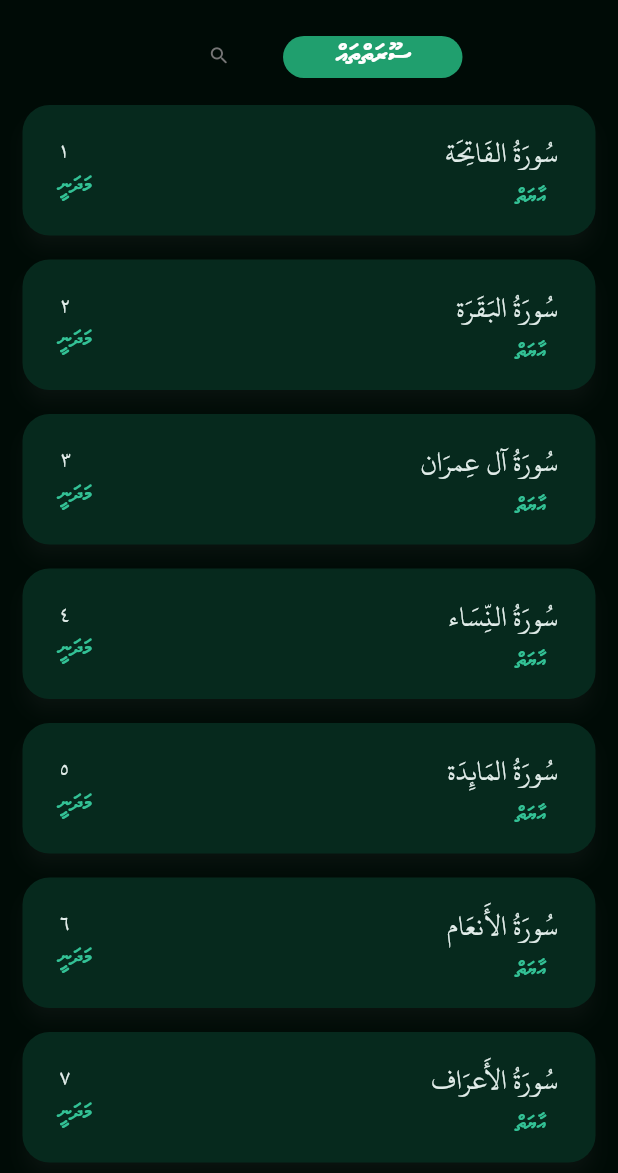
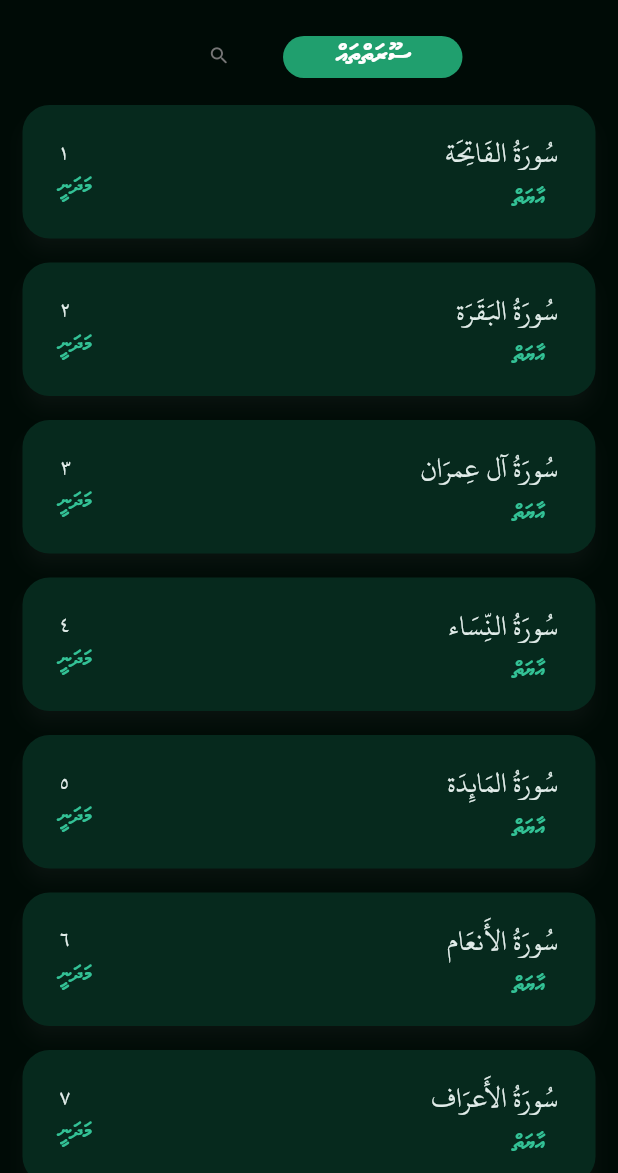
Before and after one commit to ahsam-hs/bakurubey_tharujama, a Flutter app: the screen it shows after launch, on a phone screen of 412 x 824 dp, the part 63-1236 px from its top. Run offline on Flutter 3.47's test engine with Material 2 defaults, Android fonts, the phone set to English and light mode, and no system bars; our stand-ins replace expandable; missing offline and left inert: arabic_numbers, quran, splash_screen_view; Roboto replaces fonts that are missing (times).

Commit message:
final changes to the variable font sizes in landscape and portrait modes

```diff
--- a/lib/home.dart
+++ b/lib/home.dart
@@ -21,6 +21,7 @@ class _MyHomePageState extends State<MyHomePage> {
   final arabicNumbers = ArabicNumbers();
   @override
   Widget build(BuildContext context) {
+    final deviceOrientation = MediaQuery.of(context).orientation;
     return Directionality(
       textDirection: TextDirection.rtl,
       child: DefaultTabController(
@@ -28,13 +29,22 @@ class _MyHomePageState extends State<MyHomePage> {
         child: Scaffold(
           backgroundColor: bgColor,
           appBar: AppBar(
+            titleTextStyle: TextStyle(
+              color: primeColor,
+              fontFamily: 'Midhili',
+              fontSize:
+                  MediaQuery.of(context).orientation == Orientation.portrait
+                      ? 20
+                      : 29,
+            ),
             actions: [
               Padding(
                 padding: const EdgeInsets.only(left: 30.0),
                 child: IconButton(
-                  icon: const Icon(
+                  icon: Icon(
                     Icons.info,
-                    size: 15.0,
+                    size:
+                        deviceOrientation == Orientation.portrait ? 15.0 : 30.0,
                   ),
                   onPressed: () {
                     showDialog(
@@ -63,7 +73,11 @@ class _MyHomePageState extends State<MyHomePage> {
                                   ),
                                   Text(
                                     tributeText,
-                                    style: translationTextStyle,
+                                    style: deviceOrientation ==
+                                            Orientation.portrait
+                                        ? translationTextStyle
+                                        : translationTextStyle.copyWith(
+                                            fontSize: 24.0),
                                   ),
                                   Row(
                                     mainAxisAlignment:
@@ -105,12 +119,26 @@ class _MyHomePageState extends State<MyHomePage> {
               color: lightCardColor,
               size: 20.0,
             ),
-            bottom: const TabBar(
+            bottom: TabBar(
+              unselectedLabelStyle: TextStyle(
+                fontFamily: 'Waheed',
+                fontSize:
+                    MediaQuery.of(context).orientation == Orientation.portrait
+                        ? 16.0
+                        : 22.0,
+              ),
+              labelStyle: TextStyle(
+                fontFamily: 'Waheed',
+                fontSize:
+                    MediaQuery.of(context).orientation == Orientation.portrait
+                        ? 18.0
+                        : 25.0,
+              ),
               isScrollable: true,
               indicatorPadding: EdgeInsets.symmetric(vertical: 10.0),
               tabs: [
                 Tab(
-                  height: 30,
+                  height: deviceOrientation == Orientation.portrait ? 30 : 50,
                   text: 'ސޫރަތްތައް',
                 ),
                 // Tab(
@@ -119,7 +147,8 @@ class _MyHomePageState extends State<MyHomePage> {
                 Tab(
                   icon: Icon(
                     Icons.search_rounded,
-                    size: 15.0,
+                    size:
+                        deviceOrientation == Orientation.portrait ? 15.0 : 24.0,
                   ),
                 )
               ],
--- a/lib/main.dart
+++ b/lib/main.dart
@@ -34,26 +34,13 @@ class _MyAppState extends State<MyApp> {
             color: lightCardColor,
           ),
           indicatorSize: TabBarIndicatorSize.tab,
-          labelStyle: const TextStyle(
-            fontFamily: 'Waheed',
-            fontSize: 18.0,
-          ),
           labelPadding: const EdgeInsets.symmetric(horizontal: 35.0),
           labelColor: Colors.white,
-          unselectedLabelStyle: const TextStyle(
-            fontFamily: 'Waheed',
-            fontSize: 16.0,
-          ),
         ),
         appBarTheme: AppBarTheme(
           scrolledUnderElevation: 10.0,
           elevation: 0.0,
           backgroundColor: bgColor,
-          titleTextStyle: TextStyle(
-            color: primeColor,
-            fontFamily: 'Midhili',
-            fontSize: 20,
-          ),
           centerTitle: true,
         ),
       ),
--- a/lib/screens/surah.dart
+++ b/lib/screens/surah.dart
@@ -119,7 +119,7 @@ class _SurahPageState extends State<SurahPage> {
                                               Orientation.portrait
                                           ? ayahTextStyle
                                           : ayahTextStyle.copyWith(
-                                              fontSize: 38),
+                                              fontSize: 50),
                                     ),
                                     onLongPress: () => copyData(
                                         // _aayaat[count]["ayah"],
@@ -137,7 +137,7 @@ class _SurahPageState extends State<SurahPage> {
                                     fontSize: deviceOrientation ==
                                             Orientation.portrait
                                         ? 25.0
-                                        : 35.0,
+                                        : 45.0,
                                   ),
                                 )
                               ],
--- a/lib/screens/surah_list.dart
+++ b/lib/screens/surah_list.dart
@@ -16,6 +16,7 @@ class SurahList extends StatefulWidget {
 class _SurahListState extends State<SurahList> {
   @override
   Widget build(BuildContext context) {
+    final deviceOrientation = MediaQuery.of(context).orientation;
     return ListView.builder(
         itemCount: lists.surah.length,
         itemBuilder: (context, count) {
@@ -54,7 +55,9 @@ class _SurahListState extends State<SurahList> {
                           children: [
                             Text(
                               surahName.substring(surahName.indexOf('س')),
-                              style: surahListStyle,
+                              style: deviceOrientation == Orientation.portrait
+                                  ? surahListStyle
+                                  : surahListStyle.copyWith(fontSize: 30),
                             ),
                             Text(
                               quran.getVerseCount(count + 1).toString() +
@@ -62,6 +65,10 @@ class _SurahListState extends State<SurahList> {
                               style: TextStyle(
                                 color: Theme.of(context).primaryColor,
                                 fontFamily: 'Waheed',
+                                fontSize:
+                                    deviceOrientation == Orientation.portrait
+                                        ? 15
+                                        : 24,
                               ),
                             )
                           ],
@@ -74,7 +81,10 @@ class _SurahListState extends State<SurahList> {
                               style: TextStyle(
                                 fontFamily: 'times',
                                 color: subTextColor,
-                                fontSize: 15.0,
+                                fontSize:
+                                    deviceOrientation == Orientation.portrait
+                                        ? 15.0
+                                        : 24,
                               ),
                             ),
                             Text(
@@ -84,7 +94,10 @@ class _SurahListState extends State<SurahList> {
                               style: TextStyle(
                                   color: Theme.of(context).primaryColor,
                                   fontFamily: 'Waheed',
-                                  fontSize: 15.0),
+                                  fontSize:
+                                      deviceOrientation == Orientation.portrait
+                                          ? 15.0
+                                          : 24),
                             ),
                           ],
                         ),
--- a/lib/translation_text_widget.dart
+++ b/lib/translation_text_widget.dart
@@ -35,7 +35,7 @@ class TranslationText extends StatelessWidget {
                   : translationTextStyle.copyWith(
                       color: Theme.of(context).primaryColor,
                       fontWeight: FontWeight.bold,
-                      fontSize: 20.0,
+                      fontSize: 25.0,
                     ),
             ),
             collapsed: const SizedBox(
@@ -46,7 +46,7 @@ class TranslationText extends StatelessWidget {
               textAlign: TextAlign.start,
               style: deviceOrientation == Orientation.portrait
                   ? translationTextStyle
-                  : translationTextStyle.copyWith(fontSize: 20.0),
+                  : translationTextStyle.copyWith(fontSize: 25.0),
             ),
             builder: (_, collapsed, expanded) => Expandable(
               collapsed: collapsed,
```
Also changed, not shown: lib/screens/search.dart (+36 -12 lines).
